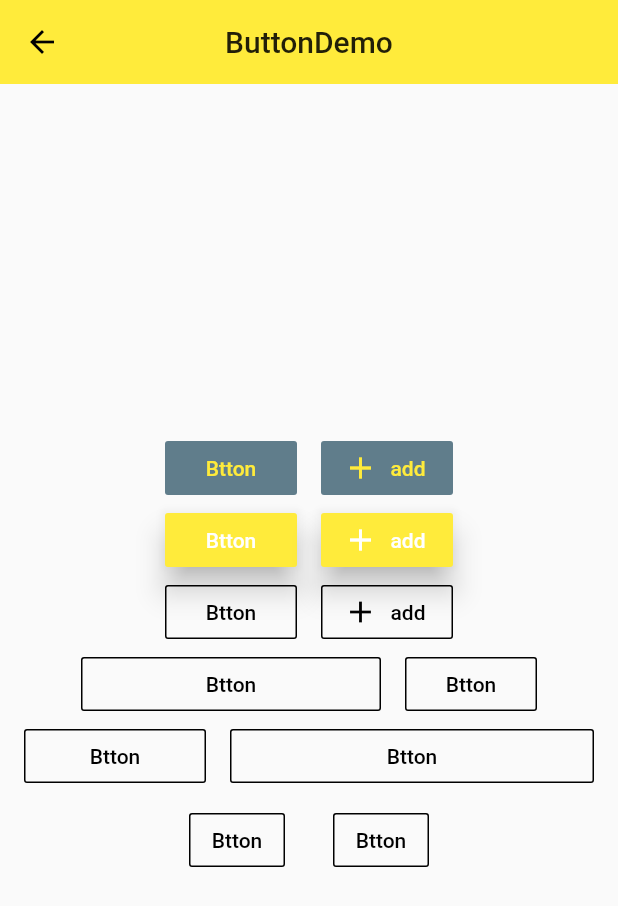
After one commit to RRRMannn/linbaba_flutter, a Flutter app: the screen it shows after launch, after a tap on "Button", on a phone screen of 412 x 824 dp. The commit adds this screen. Shown: the top 906 px of the screen. Run offline on Flutter 3.47's test engine with Material 2 defaults, Android fonts, the phone set to English and light mode, and no system bars.

Commit message:
按钮的学习

```diff
--- a/lib/main.dart
+++ b/lib/main.dart
@@ -8,6 +8,7 @@ import 'widget/sliver.dart';
 import 'widget/navigator.dart';
 import 'widget/post_show.dart';
 import 'widget/form.dart';
+import 'widget/components.dart';
 
 void main() => runApp(MyApp());
 
@@ -21,11 +22,12 @@ class MyApp extends StatelessWidget {
         "/": (context) => NavigatorDemo(),
         '/Home': (context) => Home(),
         '/Form':(context)=>FormDemo(),
+        '/MCs':(context)=>MaterialComponents(),
         '/About': (context) => Page(
               title: "About",
             )
       },
-      initialRoute: "/Form", //初始页面，相当于home
+      initialRoute: "/MCs", //初始页面，相当于home
       theme: ThemeData(
         primarySwatch: Colors.yellow,
         highlightColor: Colors.white10,
--- /dev/null
+++ b/lib/widget/buttons.dart
@@ -0,0 +1,228 @@
+import 'package:flutter/material.dart';
+
+class ButtonDemo extends StatelessWidget {
+  @override
+  Widget build(BuildContext context) {
+    //扁平化按钮
+    final Widget _flatButtonDemo = Row(
+      mainAxisAlignment: MainAxisAlignment.center,
+      children: <Widget>[
+        FlatButton(
+          //扁平化按钮
+          onPressed: () {},
+          child: Text("Btton"),
+          color: Colors.blueGrey,
+          splashColor: Colors.grey,
+          //水波颜色
+          textColor: Theme.of(context).accentColor, //文字颜色
+        ),
+        SizedBox(
+          width: 16,
+        ),
+        FlatButton.icon(
+          onPressed: () {},
+          icon: Icon(Icons.add),
+          label: Text("add"),
+          color: Colors.blueGrey,
+          splashColor: Colors.grey,
+          //水波颜色
+          textColor: Theme.of(context).accentColor, //文字颜色
+        ),
+      ],
+    );
+
+    //立体化按钮
+    final Widget _raisedButtonDemo = Row(
+      mainAxisAlignment: MainAxisAlignment.center,
+      children: <Widget>[
+        RaisedButton(
+          //立体化按钮
+          elevation: 8,
+          onPressed: () {},
+          child: Text("Btton"),
+          splashColor: Colors.grey,
+          //水波颜色
+          textColor: Colors.white,
+          //文字颜色
+          color: Theme.of(context).accentColor,
+        ),
+        SizedBox(
+          width: 16,
+        ),
+        RaisedButton.icon(
+          elevation: 8,
+          onPressed: () {},
+          icon: Icon(Icons.add),
+          label: Text("add"),
+          splashColor: Colors.grey,
+          //水波颜色
+          textColor: Colors.white,
+          //文字颜色
+          color: Theme.of(context).accentColor,
+        ),
+      ],
+    );
+
+    //带边框按钮
+    final Widget _outlineButtonDemo = Row(
+      mainAxisAlignment: MainAxisAlignment.center,
+      children: <Widget>[
+        OutlineButton(
+          //边框按钮
+          onPressed: () {},
+          child: Text("Btton"),
+          splashColor: Colors.grey,
+          highlightedBorderColor: Colors.grey,
+          textColor: Colors.black,
+          //文字颜色
+          borderSide: BorderSide(color: Colors.black),
+        ),
+        SizedBox(
+          width: 16,
+        ),
+        OutlineButton.icon(
+          onPressed: () {},
+          icon: Icon(Icons.add),
+          label: Text("add"),
+          splashColor: Colors.grey,
+          highlightedBorderColor: Colors.grey,
+          //水波颜色
+          textColor: Colors.black,
+          //文字颜色
+          borderSide: BorderSide(color: Colors.black),
+        ),
+      ],
+    );
+
+    //Container容器控制按钮宽度
+    final Widget _fixedWidthButton = Row(
+      mainAxisAlignment: MainAxisAlignment.center,
+      children: <Widget>[
+        Container(
+          width: 200,
+          child: OutlineButton(
+            //边框按钮
+            onPressed: () {},
+            child: Text("Btton"),
+            splashColor: Colors.grey,
+            highlightedBorderColor: Colors.grey,
+            textColor: Colors.black,
+            //文字颜色
+            borderSide: BorderSide(color: Colors.black),
+          ),
+        ),
+        SizedBox(
+          width: 16,
+        ),
+        OutlineButton(
+          //边框按钮
+          onPressed: () {},
+          child: Text("Btton"),
+          splashColor: Colors.grey,
+          highlightedBorderColor: Colors.grey,
+          textColor: Colors.black,
+          //文字颜色
+          borderSide: BorderSide(color: Colors.black),
+        ),
+      ],
+    );
+
+    //Expanded容器自动调节按钮宽度
+    final Widget _expandedButton = Row(
+      mainAxisAlignment: MainAxisAlignment.center,
+      children: <Widget>[
+        Expanded(
+          flex: 1, //调整占位比例
+          child: OutlineButton(
+            //边框按钮
+            onPressed: () {},
+            child: Text("Btton"),
+            splashColor: Colors.grey,
+            highlightedBorderColor: Colors.grey,
+            textColor: Colors.black,
+            //文字颜色
+            borderSide: BorderSide(color: Colors.black),
+          ),
+        ),
+        SizedBox(
+          width: 16,
+        ),
+        Expanded(
+          flex: 2,
+          child: OutlineButton(
+            //边框按钮
+            onPressed: () {},
+            child: Text("Btton"),
+            splashColor: Colors.grey,
+            highlightedBorderColor: Colors.grey,
+            textColor: Colors.black,
+            //文字颜色
+            borderSide: BorderSide(color: Colors.black),
+          ),
+        )
+      ],
+    );
+
+    //ButtonBar容器
+    final Widget _buttonBarDemo = Row(
+      mainAxisAlignment: MainAxisAlignment.center,
+      children: <Widget>[
+        Theme(
+          data: Theme.of(context).copyWith(
+              buttonTheme: ButtonThemeData(
+                  padding: EdgeInsets.symmetric(horizontal: 8))),
+          child: ButtonBar(
+            children: <Widget>[
+              OutlineButton(
+                //边框按钮
+                onPressed: () {},
+                child: Text("Btton"),
+                splashColor: Colors.grey,
+                highlightedBorderColor: Colors.grey,
+                textColor: Colors.black,
+                //文字颜色
+                borderSide: BorderSide(color: Colors.black),
+              ),
+              SizedBox(
+                width: 16,
+              ),
+              OutlineButton(
+                //边框按钮
+                onPressed: () {},
+                child: Text("Btton"),
+                splashColor: Colors.grey,
+                highlightedBorderColor: Colors.grey,
+                textColor: Colors.black,
+                //文字颜色
+                borderSide: BorderSide(color: Colors.black),
+              ),
+            ],
+          ),
+        )
+      ],
+    );
+
+    // TODO: implement build
+    return Scaffold(
+      appBar: AppBar(
+        centerTitle: true,
+        title: Text("ButtonDemo"),
+        elevation: 0,
+      ),
+      body: Container(
+        padding: EdgeInsets.all(16),
+        child: Column(
+          mainAxisAlignment: MainAxisAlignment.center,
+          children: <Widget>[
+            _flatButtonDemo,
+            _raisedButtonDemo,
+            _outlineButtonDemo,
+            _fixedWidthButton,
+            _expandedButton,
+            _buttonBarDemo
+          ],
+        ),
+      ),
+    );
+  }
+}
--- /dev/null
+++ b/lib/widget/components.dart
@@ -0,0 +1,79 @@
+import 'package:flutter/material.dart';
+import 'package:linbaba_flutter/widget/buttons.dart';
+import 'package:linbaba_flutter/widget/floatingbutton.dart';
+import 'package:linbaba_flutter/widget/popupmenubutton.dart';
+
+class MaterialComponents extends StatelessWidget {
+  @override
+  Widget build(BuildContext context) {
+    // TODO: implement build
+    return Scaffold(
+      appBar: AppBar(
+        centerTitle: true,
+        title: Text("MaterialComponents"),
+        elevation: 0,
+      ),
+      body: ListView(
+        children: <Widget>[
+          ListItem(
+            title: "PopupMenuButton",
+            page: PopupMenuButtonDemo(),
+          ),
+          ListItem(
+            title: "Button",
+            page: ButtonDemo(),
+          ),
+          ListItem(
+            title: "FloatingActionButton",
+            page: FloatingActionButtonDemo(),
+          )
+        ],
+      ),
+    );
+  }
+}
+
+class _WidgeDemo extends StatelessWidget {
+  @override
+  Widget build(BuildContext context) {
+    // TODO: implement build
+    return Scaffold(
+      appBar: AppBar(
+        title: Text("_WidgeDemo"),
+        elevation: 0,
+      ),
+      body: Container(
+        padding: EdgeInsets.all(16),
+        child: Column(
+          mainAxisAlignment: MainAxisAlignment.center,
+          children: <Widget>[
+            Row(
+              mainAxisAlignment: MainAxisAlignment.center,
+              children: <Widget>[],
+            )
+          ],
+        ),
+      ),
+    );
+  }
+}
+
+class ListItem extends StatelessWidget {
+  final String title;
+  final Widget page;
+
+  ListItem({this.title, this.page});
+
+  @override
+  Widget build(BuildContext context) {
+    // TODO: implement build
+    return ListTile(
+      title: Text(title),
+      onTap: () {
+        Navigator.of(context).push(
+          MaterialPageRoute(builder: (context) => page),
+        );
+      },
+    );
+  }
+}
```
Also changed, not shown: lib/widget/floatingbutton.dart (added, +42 -0 lines), lib/widget/popupmenubutton.dart (added, +62 -0 lines).
